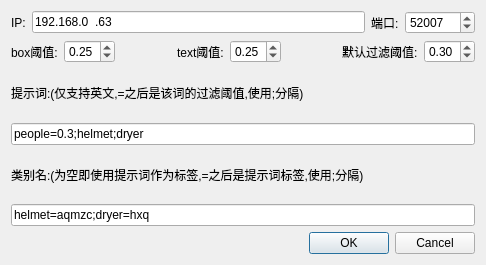
First picture: the form in libs/ui/PromptDetDialog.ui, repository captainfffsama/labelImg, before the edit.
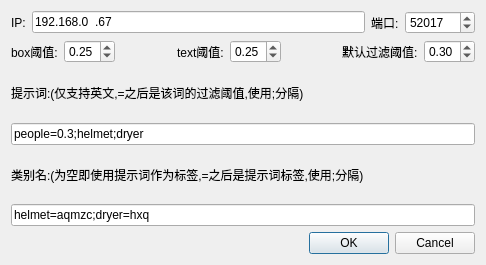
Second picture: the form after the edit.

```diff
--- a/libs/ui/PromptDetDialog.ui
+++ b/libs/ui/PromptDetDialog.ui
@@ -38,7 +38,7 @@
         <string>000.000.000.000</string>
        </property>
        <property name="text">
-        <string>192.168.0.63</string>
+        <string>192.168.0.67</string>
        </property>
       </widget>
      </item>
@@ -64,7 +64,7 @@
         <number>1</number>
        </property>
        <property name="value">
-        <number>52007</number>
+        <number>52017</number>
        </property>
       </widget>
      </item>
```
Left out of the diff: 2 changed lines with no effect on the pictures.
